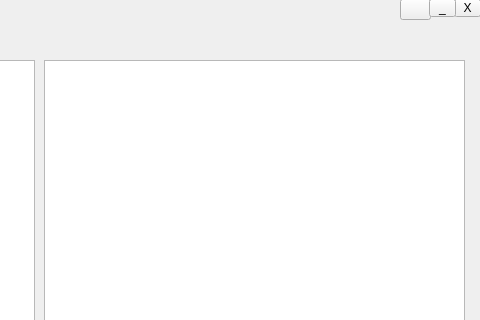
Old version of the form shellusb/ShellUSB_v0_5/shellusb.ui in the repository kuntae/shellusb; both pictures show x 206 to 686 and y 0 to 320 of the 686 by 466 pixel window.
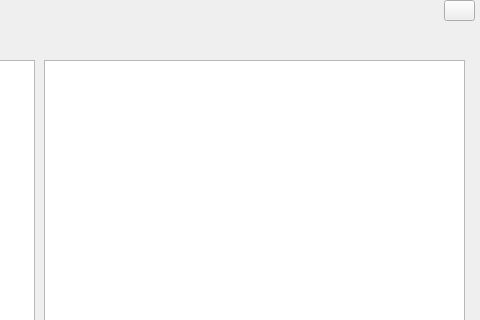
New version of the form.

The edit to the form file:
```diff
--- a/shellusb/ShellUSB_v0_5/shellusb.ui
+++ b/shellusb/ShellUSB_v0_5/shellusb.ui
@@ -71,8 +71,8 @@
   <widget class="QPushButton" name="help_btn">
    <property name="geometry">
     <rect>
-     <x>606</x>
-     <y>-1</y>
+     <x>650</x>
+     <y>0</y>
      <width>31</width>
      <height>21</height>
     </rect>
@@ -117,32 +117,6 @@
     </rect>
    </property>
   </widget>
-  <widget class="QToolButton" name="toolButton">
-   <property name="geometry">
-    <rect>
-     <x>660</x>
-     <y>-1</y>
-     <width>27</width>
-     <height>18</height>
-    </rect>
-   </property>
-   <property name="text">
-    <string>X</string>
-   </property>
-  </widget>
-  <widget class="QToolButton" name="toolButton_2">
-   <property name="geometry">
-    <rect>
-     <x>635</x>
-     <y>-1</y>
-     <width>27</width>
-     <height>18</height>
-    </rect>
-   </property>
-   <property name="text">
-    <string>_</string>
-   </property>
-  </widget>
  </widget>
  <resources/>
  <connections/>
```
